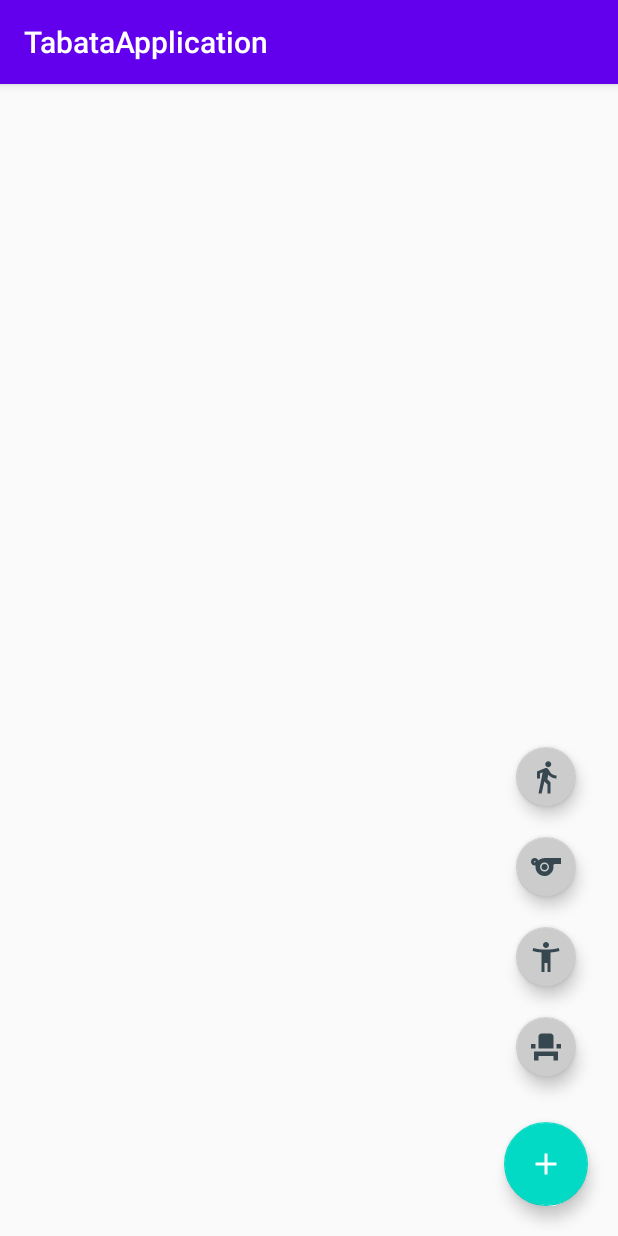
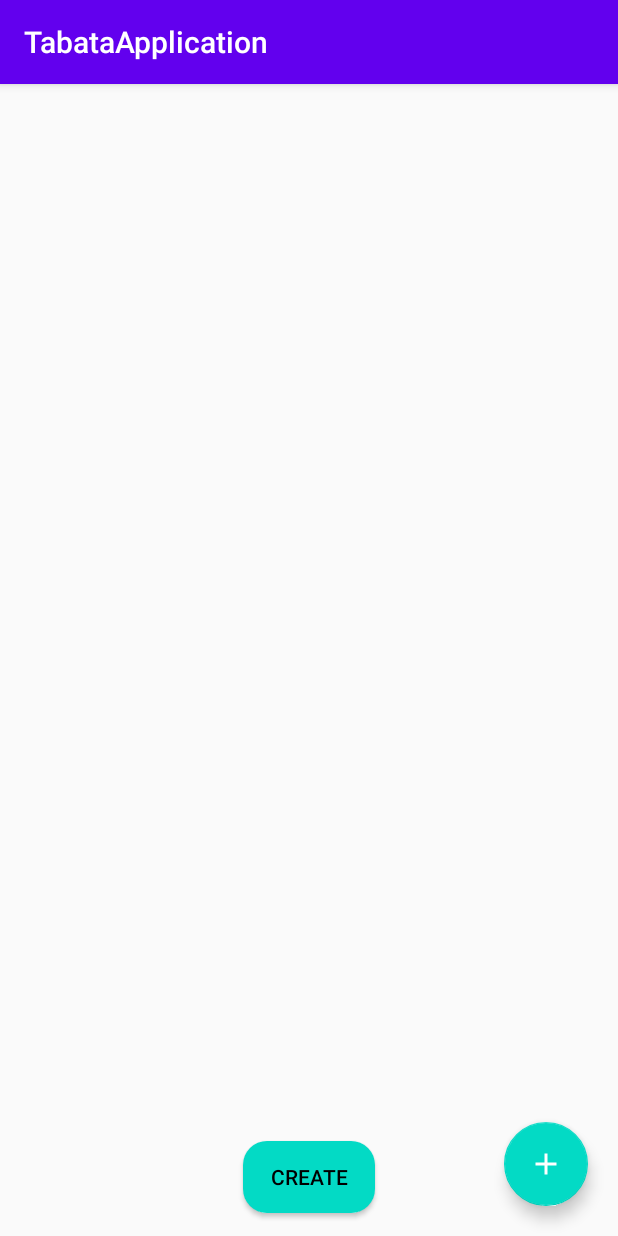
Before and after one commit to EleonoraGalieva/Android, an Android app: the EditActivity screen opened directly, with no data from a screen before it, on a phone screen of 412 x 824 dp. Run offline under Robolectric (Android 15) with nearby library versions, the phone set to English and light mode, and no system bars; our stand-ins replace data binding.

Commit message:
edit page front added & minor changes

```diff
--- a/TabataTimer/app/build.gradle
+++ b/TabataTimer/app/build.gradle
@@ -41,4 +41,5 @@ dependencies {
     implementation 'com.google.android.material:material:1.2.1'
     implementation 'me.zhanghai.android.materialprogressbar:library:1.6.1'
     compile 'com.android.support:appcompat-v7:28.0.0'
+    implementation 'com.android.support:design:28.0.0'
 }
--- a/TabataTimer/app/src/main/java/com/example/tabataapplication/Adapters/EditDataAdapter.java
+++ b/TabataTimer/app/src/main/java/com/example/tabataapplication/Adapters/EditDataAdapter.java
@@ -34,8 +34,8 @@ public class EditDataAdapter extends RecyclerView.Adapter<EditViewHolder> {
         Phase phase = phases.get(position);
         holder.editImage.setImageDrawable(phase.getActionImage());
         holder.editDescription.setText(phase.getDescription());
-        holder.editTime.setText(phase.getTime());
-        holder.editActionName.setText(phase.getActionName().toString());
+        holder.editTime.setText(String.valueOf(phase.getTime()));
+        holder.editActionName.setText(phase.getActionName());
     }
 
     @Override
--- a/TabataTimer/app/src/main/java/com/example/tabataapplication/EditActivity.java
+++ b/TabataTimer/app/src/main/java/com/example/tabataapplication/EditActivity.java
@@ -3,42 +3,101 @@ package com.example.tabataapplication;
 import androidx.appcompat.app.AppCompatActivity;
 import androidx.databinding.DataBindingComponent;
 import androidx.databinding.DataBindingUtil;
+import androidx.recyclerview.widget.LinearLayoutManager;
+import androidx.recyclerview.widget.RecyclerView;
 
+import android.graphics.drawable.Drawable;
 import android.os.Bundle;
 import android.view.View;
 
+import com.example.tabataapplication.Adapters.EditDataAdapter;
+import com.example.tabataapplication.Adapters.SeqDataAdapter;
 import com.example.tabataapplication.databinding.ActivityEditBinding;
+
+import java.util.ArrayList;
+import java.util.List;
 
 public class EditActivity extends AppCompatActivity {
     ActivityEditBinding binding;
     boolean isRotate = false;
+    List<Phase> list = new ArrayList<>();
+    private RecyclerView.LayoutManager layoutManager;
 
     @Override
     protected void onCreate(Bundle savedInstanceState) {
         super.onCreate(savedInstanceState);
         binding = DataBindingUtil.setContentView(this, R.layout.activity_edit);
-        setContentView(R.layout.activity_edit);
+
+        layoutManager = new LinearLayoutManager(this);
+        binding.editList.setLayoutManager(layoutManager);
+        final EditDataAdapter editDataAdapter = new EditDataAdapter(this, list);
+        binding.editList.setAdapter(editDataAdapter);
+
+        binding.fabCreate.setOnClickListener(new View.OnClickListener() {
+            @Override
+            public void onClick(View v) {
+                animation(v);
+            }
+        });
+        binding.fabPrep.setOnClickListener(new View.OnClickListener() {
+            @Override
+            public void onClick(View v) {
+                list.add(new Phase(Action.PREPARATION, 10, getResources().getDrawable(R.drawable.ic_preparation_color)));
+                editDataAdapter.notifyDataSetChanged();
+                animation(v);
+            }
+        });
+        binding.fabWork.setOnClickListener(new View.OnClickListener() {
+            @Override
+            public void onClick(View v) {
+                list.add(new Phase(Action.WORK, 20, getResources().getDrawable(R.drawable.ic_work_color)));
+                editDataAdapter.notifyDataSetChanged();
+                animation(v);
+            }
+        });
+        binding.fabRelax.setOnClickListener(new View.OnClickListener() {
+            @Override
+            public void onClick(View v) {
+                list.add(new Phase(Action.RELAX, 5, getResources().getDrawable(R.drawable.ic_relax_color)));
+                editDataAdapter.notifyDataSetChanged();
+                animation(v);
+            }
+        });
+        binding.fabRelaxBetweenSets.setOnClickListener(new View.OnClickListener() {
+            @Override
+            public void onClick(View v) {
+                list.add(new Phase(Action.RELAX_BETWEEN_SETS, 2, getResources().getDrawable(R.drawable.ic_relax_between_sets_color)));
+                editDataAdapter.notifyDataSetChanged();
+                animation(v);
+            }
+        });
+
         ViewAnimation.init(binding.fabPrep);
         ViewAnimation.init(binding.fabWork);
         ViewAnimation.init(binding.fabRelax);
         ViewAnimation.init(binding.fabRelaxBetweenSets);
-        binding.fabCreate.setOnClickListener(new View.OnClickListener() {
-            @Override
-            public void onClick(View v) {
+    }
+
+    private void animation(View v) {
         isRotate = ViewAnimation.rotateFab(v, !isRotate);
         if (isRotate) {
+            showIn();
+        } else {
+            showOut();
+        }
+    }
+
+    private void showIn() {
         ViewAnimation.showIn(binding.fabPrep);
         ViewAnimation.showIn(binding.fabWork);
         ViewAnimation.showIn(binding.fabRelax);
         ViewAnimation.showIn(binding.fabRelaxBetweenSets);
-                } else {
+    }
+
+    private void showOut() {
         ViewAnimation.showOut(binding.fabPrep);
         ViewAnimation.showOut(binding.fabWork);
         ViewAnimation.showOut(binding.fabRelax);
         ViewAnimation.showOut(binding.fabRelaxBetweenSets);
     }
-
 }
-        });
-    }
-}
--- /dev/null
+++ b/TabataTimer/app/src/main/res/drawable/ic_preparation_color.xml
@@ -0,0 +1,9 @@
+<vector xmlns:android="http://schemas.android.com/apk/res/android"
+    android:width="120dp"
+    android:height="120dp"
+    android:viewportWidth="24"
+    android:viewportHeight="24">
+    <path
+        android:fillColor="@color/colorAccent"
+        android:pathData="M13.5,5.5c1.1,0 2,-0.9 2,-2s-0.9,-2 -2,-2 -2,0.9 -2,2 0.9,2 2,2zM9.8,8.9L7,23h2.1l1.8,-8 2.1,2v6h2v-7.5l-2.1,-2 0.6,-3C14.8,12 16.8,13 19,13v-2c-1.9,0 -3.5,-1 -4.3,-2.4l-1,-1.6c-0.4,-0.6 -1,-1 -1.7,-1 -0.3,0 -0.5,0.1 -0.8,0.1L6,8.3V13h2V9.6l1.8,-0.7" />
+</vector>
--- /dev/null
+++ b/TabataTimer/app/src/main/res/drawable/ic_relax_between_sets_color.xml
@@ -0,0 +1,9 @@
+<vector xmlns:android="http://schemas.android.com/apk/res/android"
+    android:width="120dp"
+    android:height="120dp"
+    android:viewportWidth="24"
+    android:viewportHeight="24">
+    <path
+        android:fillColor="@color/colorAccent"
+        android:pathData="M4,18v3h3v-3h10v3h3v-6H4V18zM19,10h3v3h-3V10zM2,10h3v3H2V10zM17,13H7V5c0,-1.1 0.9,-2 2,-2h6c1.1,0 2,0.9 2,2V13z" />
+</vector>
--- /dev/null
+++ b/TabataTimer/app/src/main/res/drawable/ic_relax_color.xml
@@ -0,0 +1,9 @@
+<vector xmlns:android="http://schemas.android.com/apk/res/android"
+    android:width="120dp"
+    android:height="120dp"
+    android:viewportWidth="24"
+    android:viewportHeight="24">
+    <path
+        android:fillColor="@color/colorAccent"
+        android:pathData="M20.5,6c-2.61,0.7 -5.67,1 -8.5,1s-5.89,-0.3 -8.5,-1L3,8c1.86,0.5 4,0.83 6,1v13h2v-6h2v6h2V9c2,-0.17 4.14,-0.5 6,-1l-0.5,-2zM12,6c1.1,0 2,-0.9 2,-2s-0.9,-2 -2,-2 -2,0.9 -2,2 0.9,2 2,2z" />
+</vector>
--- /dev/null
+++ b/TabataTimer/app/src/main/res/drawable/ic_work_color.xml
@@ -0,0 +1,12 @@
+<vector xmlns:android="http://schemas.android.com/apk/res/android"
+    android:width="120dp"
+    android:height="120dp"
+    android:viewportWidth="24"
+    android:viewportHeight="24">
+    <path
+        android:fillColor="@color/colorAccent"
+        android:pathData="M11.23,6C9.57,6 8.01,6.66 6.87,7.73C6.54,6.73 5.61,6 4.5,6C3.12,6 2,7.12 2,8.5C2,9.88 3.12,11 4.5,11c0.21,0 0.41,-0.03 0.61,-0.08c-0.05,0.25 -0.09,0.51 -0.1,0.78c-0.18,3.68 2.95,6.68 6.68,6.27c2.55,-0.28 4.68,-2.26 5.19,-4.77c0.15,-0.71 0.15,-1.4 0.06,-2.06c-0.09,-0.6 0.38,-1.13 0.99,-1.13H22V6H11.23zM4.5,9C4.22,9 4,8.78 4,8.5C4,8.22 4.22,8 4.5,8S5,8.22 5,8.5C5,8.78 4.78,9 4.5,9zM11,15c-1.66,0 -3,-1.34 -3,-3s1.34,-3 3,-3s3,1.34 3,3S12.66,15 11,15z" />
+    <path
+        android:fillColor="@android:color/white"
+        android:pathData="M11,12m-2,0a2,2 0,1 1,4 0a2,2 0,1 1,-4 0" />
+</vector>
--- /dev/null
+++ b/TabataTimer/app/src/main/res/drawable/rounded_button.xml
@@ -0,0 +1,14 @@
+<?xml version="1.0" encoding="utf-8"?>
+<shape xmlns:android="http://schemas.android.com/apk/res/android"
+    android:layout_width="wrap_content"
+    android:layout_height="wrap_content"
+    android:shape="rectangle">
+
+    <solid android:color="@color/colorAccent" />
+
+    <corners
+        android:bottomLeftRadius="16dp"
+        android:bottomRightRadius="16dp"
+        android:topLeftRadius="16dp"
+        android:topRightRadius="16dp" />
+</shape>
--- a/TabataTimer/app/src/main/res/layout/activity_edit.xml
+++ b/TabataTimer/app/src/main/res/layout/activity_edit.xml
@@ -83,5 +83,15 @@
 
 
         </LinearLayout>
+
+        <Button
+            android:id="@+id/create"
+            android:layout_width="wrap_content"
+            android:layout_height="wrap_content"
+            android:layout_gravity="bottom|center_horizontal"
+            android:layout_marginBottom="15dp"
+            android:background="@drawable/rounded_button"
+            android:text="@string/create"
+            android:textColor="#000" />
     </androidx.coordinatorlayout.widget.CoordinatorLayout>
 </layout>
--- a/TabataTimer/app/src/main/res/values/strings.xml
+++ b/TabataTimer/app/src/main/res/values/strings.xml
@@ -17,4 +17,5 @@
     <string name="add_some_description">Add some description</string>
     <string name="increase">increase</string>
     <string name="decrease">decrease</string>
+    <string name="create">Create</string>
 </resources>
```
Also changed, not shown: TabataTimer/app/src/main/java/com/example/tabataapplication/Adapters/SeqDataAdapter.java (+9 -0 lines), TabataTimer/app/src/main/java/com/example/tabataapplication/MainActivity.java (+16 -0 lines), TabataTimer/app/src/main/java/com/example/tabataapplication/Phase.java (+20 -4 lines), TabataTimer/app/src/main/res/drawable/borders.xml (added, +18 -0 lines), TabataTimer/app/src/main/res/layout/activity_main.xml (+7 -3 lines), TabataTimer/app/src/main/res/layout/edit_item.xml (+15 -13 lines), 2 other files. Lines whose indentation alone changed are shown as unchanged.
